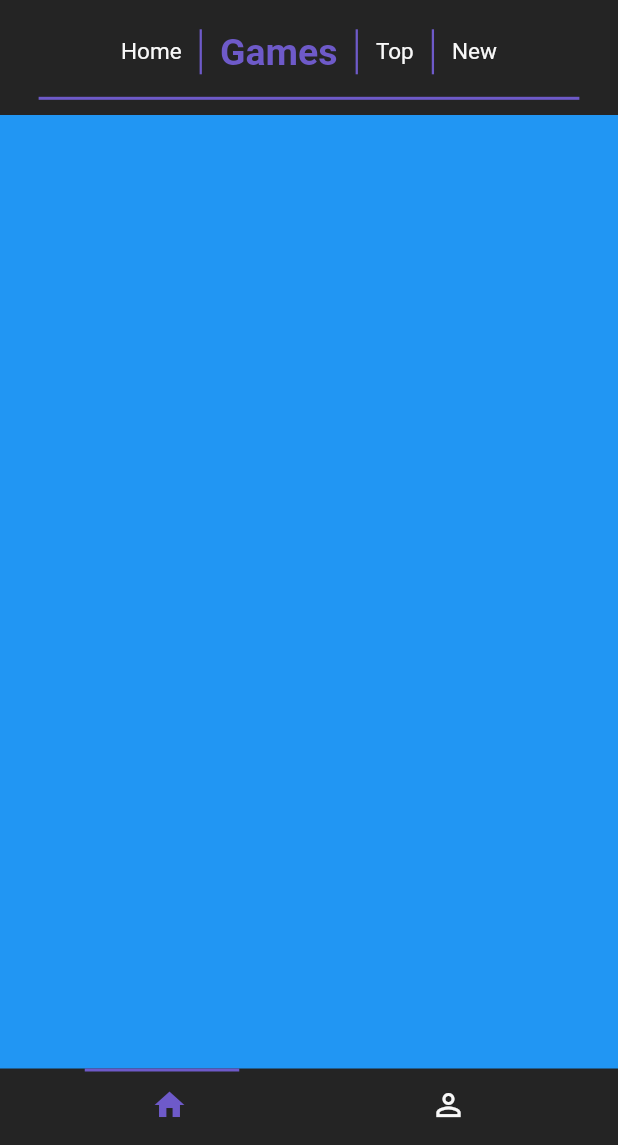
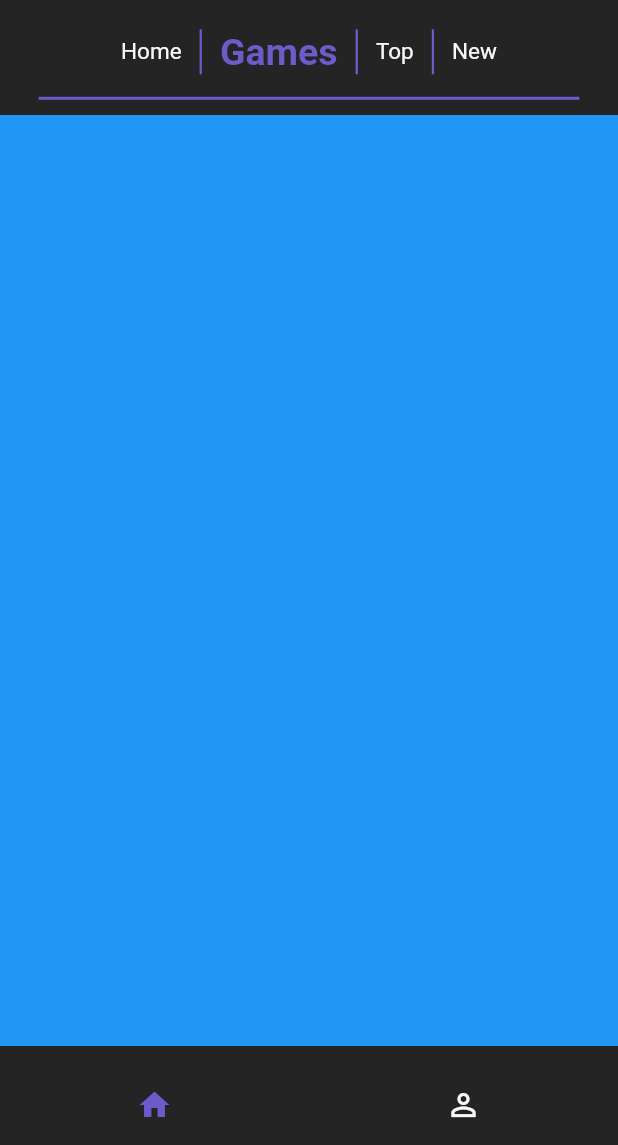
Before and after one commit to eugrro/klip, a Flutter app: the screen it shows after launch, swiped to page 2, on a phone screen of 412 x 824 dp, the part 91-1236 px from its top. Run offline on Flutter 3.47's test engine with Material 2 defaults, Android fonts, the phone set to English and light mode, and no system bars; our stand-ins replace toast, video_player.

Commit message:
changes and upgrade

```diff
--- a/lib/main.dart
+++ b/lib/main.dart
@@ -1,3 +1,5 @@
+import 'dart:ui';
+
 import 'package:flutter/material.dart';
 import 'package:flutter/services.dart';
 import 'package:klip/TopNavBar.dart';
@@ -58,15 +60,13 @@ class _MyHomePageState extends State<MyHomePage>
   void initState() {
     pageController = new PageController(initialPage: 0);
     navBarIndex = 0;
-    _leftPadding = 49;
-    _rightPadding = 245;
+    _leftPadding = window.physicalSize.width / window.devicePixelRatio / 8;
+    _rightPadding = window.physicalSize.width / window.devicePixelRatio / 8 * 5;
     super.initState();
   }
 
   @override
   Widget build(BuildContext context) {
-    print("LEFT " + _leftPadding.toString());
-    print("Right " + _rightPadding.toString());
     return Material(
       type: MaterialType.transparency,
       child: OrientationBuilder(
@@ -92,6 +92,7 @@ class _MyHomePageState extends State<MyHomePage>
                             padding: EdgeInsets.only(
                               bottom: 10,
                             ),
+                            //line of top part
                             child: Container(
                               height: 2,
                               width: MediaQuery.of(context).size.width / 8 * 7,
@@ -103,11 +104,13 @@ class _MyHomePageState extends State<MyHomePage>
                           //bottom nav bar and animated line
                           AnimatedPadding(
                             duration: const Duration(
-                              milliseconds: 200,
+                              milliseconds: 180,
                             ),
-                            curve: Curves.linear,
+                            //curve: Curves.linear,
                             padding: EdgeInsets.only(
-                                left: _leftPadding, right: _rightPadding),
+                                left: _leftPadding,
+                                right: _rightPadding   ,
+                                top: 15),
                             child: Container(
                               height: 2,
                               width: MediaQuery.of(context).size.width / 4,
@@ -118,18 +121,27 @@ class _MyHomePageState extends State<MyHomePage>
                             padding: EdgeInsets.only(
                               top: 10,
                               bottom: 15,
-                              left: 20,
-                              right: 20,
                             ),
                             child: Row(
-                              mainAxisAlignment: MainAxisAlignment.spaceAround,
                               children: [
                                 GestureDetector(
+                                  child: Padding(
+                                    padding: EdgeInsets.only(
+                                      left:
+                                          MediaQuery.of(context).size.width / 8,
+                                      right:
+                                          MediaQuery.of(context).size.width / 8,
+                                    ),
+                                    child: Container(
+                                      width:
+                                          MediaQuery.of(context).size.width / 4,
                                       child: Icon(
                                         Icons.home,
                                         color: navBarIndex == 0
                                             ? Constants.purpleColor
                                             : Constants.backgroundWhite,
+                                      ),
+                                    ),
                                   ),
                                   onTap: () {
                                     setState(() {
@@ -144,11 +156,23 @@ class _MyHomePageState extends State<MyHomePage>
                                   },
                                 ),
                                 GestureDetector(
+                                  child: Padding(
+                                    padding: EdgeInsets.only(
+                                      left:
+                                          MediaQuery.of(context).size.width / 8,
+                                      right:
+                                          MediaQuery.of(context).size.width / 8,
+                                    ),
+                                    child: Container(
+                                      width:
+                                          MediaQuery.of(context).size.width / 4,
                                       child: Icon(
                                         Icons.person_outline,
                                         color: navBarIndex == 1
                                             ? Constants.purpleColor
                                             : Constants.backgroundWhite,
+                                      ),
+                                    ),
                                   ),
                                   onTap: () {
                                     setState(() {
```
Also changed, not shown: 4 other files. Lines whose indentation alone changed are shown as unchanged.
